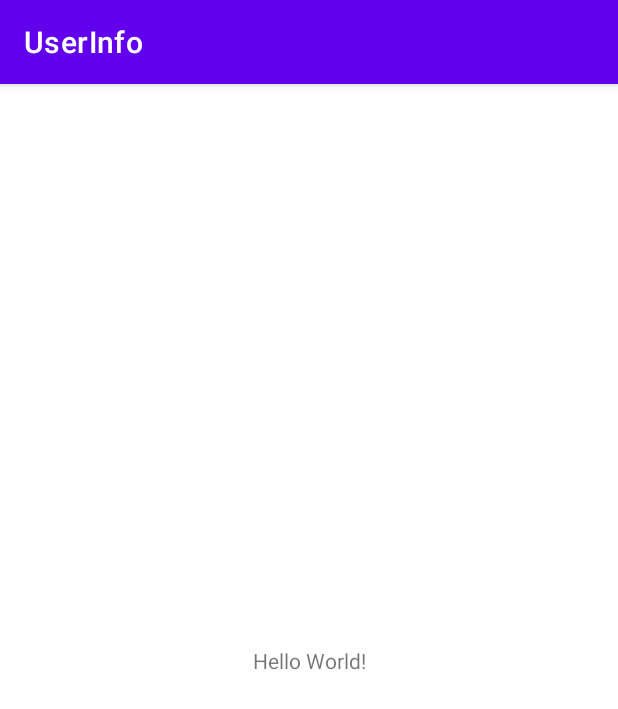
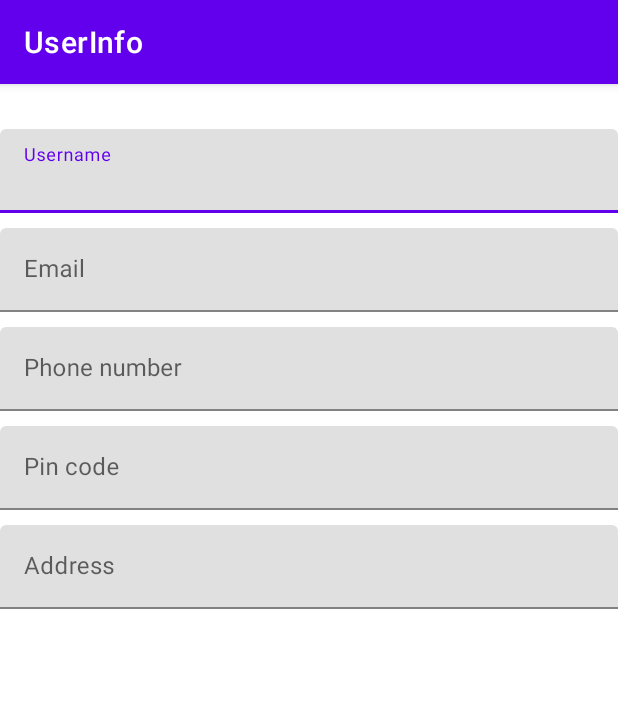
Before and after one commit to yashaswiniyellapu/user-info, an Android app: the screen it shows after launch (MainActivity before the commit, HomeActivity after it), on a phone screen of 412 x 824 dp. Shown: the top 709 px of the screen. Run offline under Robolectric (Android 15) with nearby library versions, the light colour scheme and no system bars.

Commit message:
Add input fields

```diff
--- a/app/src/main/AndroidManifest.xml
+++ b/app/src/main/AndroidManifest.xml
@@ -10,7 +10,7 @@
         android:supportsRtl="true"
         android:theme="@style/Theme.UserInfo">
         <activity
-            android:name=".MainActivity"
+            android:name=".HomeActivity"
             android:exported="true">
             <intent-filter>
                 <action android:name="android.intent.action.MAIN" />
--- a/app/src/main/java/com/everest/userinfo/MainActivity.kt
+++ b/app/src/main/java/com/everest/userinfo/HomeActivity.kt
@@ -3,9 +3,9 @@ package com.everest.userinfo
 import androidx.appcompat.app.AppCompatActivity
 import android.os.Bundle
 
-class MainActivity : AppCompatActivity() {
+class HomeActivity : AppCompatActivity() {
     override fun onCreate(savedInstanceState: Bundle?) {
         super.onCreate(savedInstanceState)
-        setContentView(R.layout.activity_main)
+        setContentView(R.layout.activity_home)
     }
 }
--- /dev/null
+++ b/app/src/main/res/layout/activity_home.xml
@@ -0,0 +1,77 @@
+<?xml version="1.0" encoding="utf-8"?>
+<LinearLayout xmlns:android="http://schemas.android.com/apk/res/android"
+    android:layout_width="match_parent"
+    android:layout_height="match_parent"
+    android:orientation="vertical">
+
+    <com.google.android.material.textfield.TextInputLayout
+        android:id="@+id/input_layout_user_name"
+        android:layout_width="match_parent"
+        android:layout_height="wrap_content"
+        android:layout_marginTop="30dp">
+
+        <EditText
+            android:id="@+id/input_use_name"
+            android:layout_width="match_parent"
+            android:layout_height="wrap_content"
+            android:hint="@string/user_name"
+            android:inputType="text"></EditText>
+    </com.google.android.material.textfield.TextInputLayout>
+
+    <com.google.android.material.textfield.TextInputLayout
+        android:id="@+id/input_layout_email"
+        android:layout_width="match_parent"
+        android:layout_height="wrap_content"
+        android:layout_marginTop="10dp">
+
+        <EditText
+            android:id="@+id/input_email"
+            android:layout_width="match_parent"
+            android:layout_height="wrap_content"
+            android:hint="@string/user_email"
+            android:inputType="textEmailAddress"></EditText>
+    </com.google.android.material.textfield.TextInputLayout>
+
+    <com.google.android.material.textfield.TextInputLayout
+        android:id="@+id/input_layout_ph"
+        android:layout_width="match_parent"
+        android:layout_height="wrap_content"
+        android:layout_marginTop="10dp">
+
+        <EditText
+            android:id="@+id/input_ph"
+            android:layout_width="match_parent"
+            android:layout_height="wrap_content"
+            android:hint="@string/user_ph"
+            android:inputType="phone"></EditText>
+    </com.google.android.material.textfield.TextInputLayout>
+
+    <com.google.android.material.textfield.TextInputLayout
+        android:id="@+id/input_layout_pin_code"
+        android:layout_width="match_parent"
+        android:layout_height="wrap_content"
+        android:layout_marginTop="10dp">
+
+        <EditText
+            android:id="@+id/input_pin_code"
+            android:layout_width="match_parent"
+            android:layout_height="wrap_content"
+            android:hint="@string/user_pin_code"
+            android:inputType="number"></EditText>
+    </com.google.android.material.textfield.TextInputLayout>
+
+    <com.google.android.material.textfield.TextInputLayout
+        android:id="@+id/input_layout_address"
+        android:layout_width="match_parent"
+        android:layout_height="wrap_content"
+        android:layout_marginTop="10dp">
+
+        <EditText
+            android:id="@+id/input_address"
+            android:layout_width="match_parent"
+            android:layout_height="wrap_content"
+            android:hint="@string/user_address"
+            android:inputType="textMultiLine"></EditText>
+    </com.google.android.material.textfield.TextInputLayout>
+
+</LinearLayout>
--- a/app/src/main/res/layout/activity_main.xml
+++ /dev/null
@@ -1,18 +0,0 @@
-<?xml version="1.0" encoding="utf-8"?>
-<androidx.constraintlayout.widget.ConstraintLayout xmlns:android="http://schemas.android.com/apk/res/android"
-    xmlns:app="http://schemas.android.com/apk/res-auto"
-    xmlns:tools="http://schemas.android.com/tools"
-    android:layout_width="match_parent"
-    android:layout_height="match_parent"
-    tools:context=".MainActivity">
-
-    <TextView
-        android:layout_width="wrap_content"
-        android:layout_height="wrap_content"
-        android:text="Hello World!"
-        app:layout_constraintBottom_toBottomOf="parent"
-        app:layout_constraintLeft_toLeftOf="parent"
-        app:layout_constraintRight_toRightOf="parent"
-        app:layout_constraintTop_toTopOf="parent" />
-
-</androidx.constraintlayout.widget.ConstraintLayout>
--- a/app/src/main/res/values/strings.xml
+++ b/app/src/main/res/values/strings.xml
@@ -1,3 +1,8 @@
 <resources>
     <string name="app_name">UserInfo</string>
+    <string name="user_name">Username</string>
+    <string name="user_email">Email</string>
+    <string name="user_ph">Phone number</string>
+    <string name="user_pin_code">Pin code</string>
+    <string name="user_address">Address</string>
 </resources>
```
